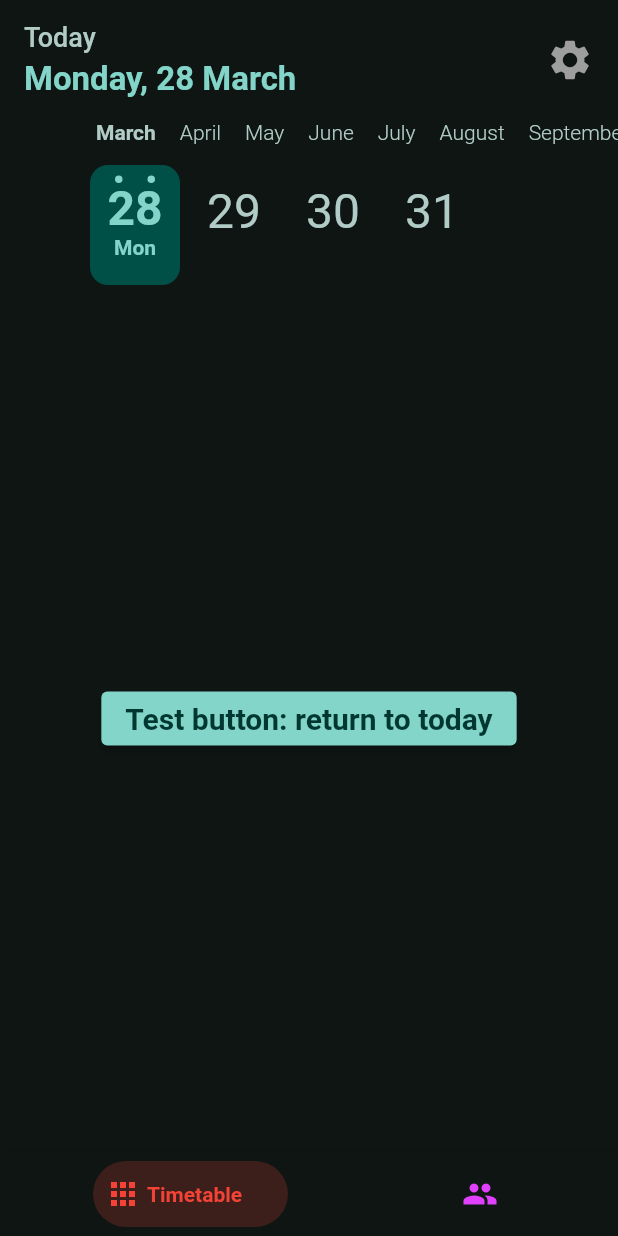
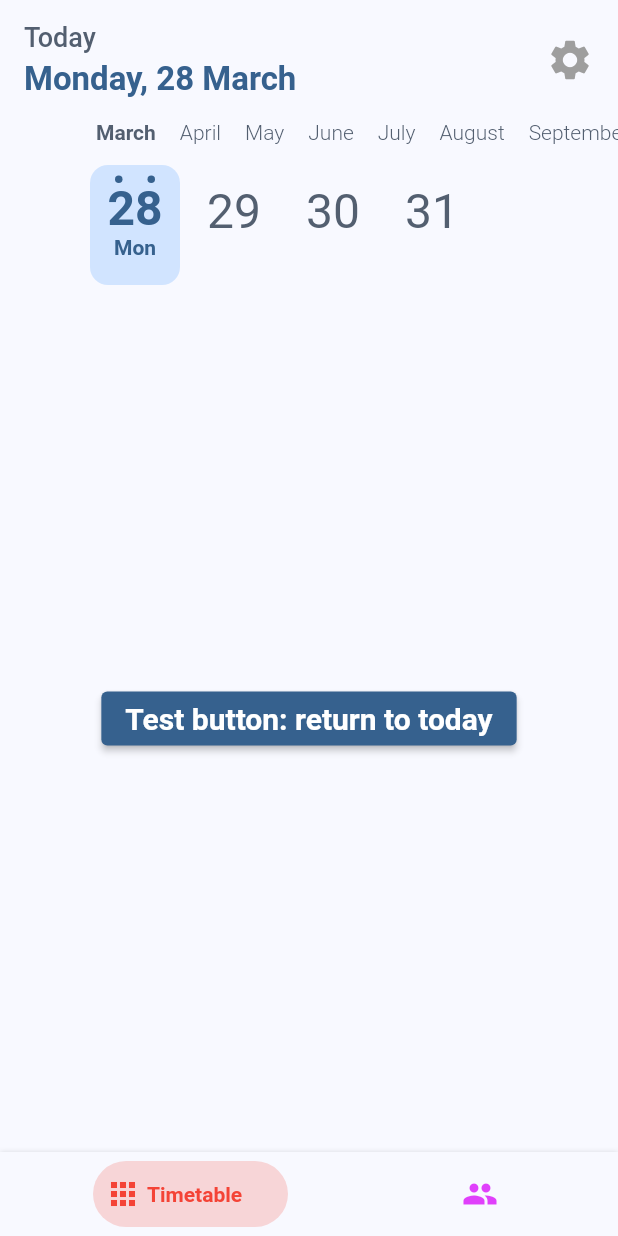
Before and after one commit to KitsuneSamaIX/Uniud-Timetable-App, a Flutter app: the screen it shows after launch, after a tap on "Test button: return to today", on a phone screen of 412 x 824 dp. Run offline on Flutter 3.47's test engine with Material 2 defaults, Android fonts, the phone set to English and light mode, and no system bars; drawn by our look-alikes of bottom_navy_bar, calendar_timeline; network calls fail.

Commit message:
Added and test the theme changer (implemented using the Provider lib). Added the shared preferences library (this caused the creation of the podfile). Code improvements.

```diff
--- a/lib/main.dart
+++ b/lib/main.dart
@@ -1,5 +1,7 @@
 import 'package:flutter/material.dart';
+import 'package:provider/provider.dart';
 import 'package:uniud_timetable_app/pages/main_pages/home_page.dart';
+import 'package:uniud_timetable_app/utilities/app_theme_changer.dart';
 
 void main() {
   runApp(const MyApp());
@@ -10,12 +12,21 @@ class MyApp extends StatelessWidget {
 
   @override
   Widget build(BuildContext context) {
+    return ChangeNotifierProvider(
+      create: (_) => AppThemeModel(),
+      child: const MaterialAppWithTheme(),
+    );
+  }
+}
+
+class MaterialAppWithTheme extends StatelessWidget {
+  const MaterialAppWithTheme({Key? key}) : super(key: key);
+
+  @override
+  Widget build(BuildContext context) {
     return MaterialApp(
       title: 'UNIUD Timetable App',
-      theme: ThemeData(
-        colorSchemeSeed: Colors.teal,
-        brightness: Brightness.dark,
-      ),
+      theme: Provider.of<AppThemeModel>(context).theme,
       home: const HomePage(),
     );
   }
--- a/lib/pages/main_pages/timetable_page.dart
+++ b/lib/pages/main_pages/timetable_page.dart
@@ -1,5 +1,7 @@
 import 'package:calendar_timeline/calendar_timeline.dart';
 import 'package:flutter/material.dart';
+import 'package:provider/provider.dart';
+import 'package:uniud_timetable_app/utilities/app_theme_changer.dart';
 
 class TimetablePage extends StatefulWidget {
   const TimetablePage({Key? key}) : super(key: key);
@@ -42,9 +44,10 @@ class _TimetablePageState extends State<TimetablePage> {
                   fontWeight: FontWeight.bold,
                 ),
               ),
-              onPressed: () => setState(() {
-                _selectedDay = DateTime.now();
-              }),
+              // onPressed: () => setState(() {
+              //   _selectedDay = DateTime.now();
+              // }),
+              onPressed: () => Provider.of<AppThemeModel>(context, listen: false).setTheme(ThemeData(colorSchemeSeed: Colors.blue, brightness: Brightness.light,)),
             )
           ),
         ),
--- /dev/null
+++ b/lib/utilities/app_theme_changer.dart
@@ -0,0 +1,17 @@
+import 'package:flutter/material.dart';
+
+class AppThemeModel extends ChangeNotifier {
+  /// Private field containing the app's current theme. It also defines the
+  /// app's default theme.
+  ThemeData _theme = ThemeData(
+    colorSchemeSeed: Colors.teal,
+    brightness: Brightness.dark,
+  );
+
+  ThemeData get theme => _theme;
+
+  void setTheme(ThemeData theme) {
+    _theme = theme;
+    notifyListeners();
+  }
+}
--- a/pubspec.yaml
+++ b/pubspec.yaml
@@ -40,6 +40,8 @@ dependencies:
   bottom_navy_bar: ^6.0.0
   intl: ^0.17.0
   calendar_timeline: ^1.0.4
+  shared_preferences: ^0.5.5
+  provider: ^6.0.2
 
 dev_dependencies:
   flutter_test:
```
Also changed, not shown: pubspec.lock, 6 other files.
